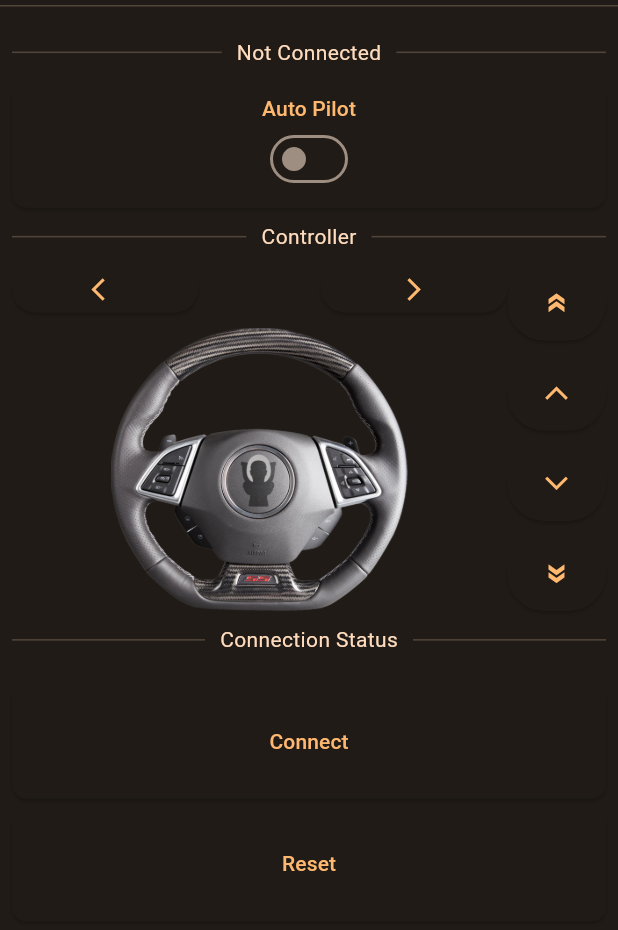
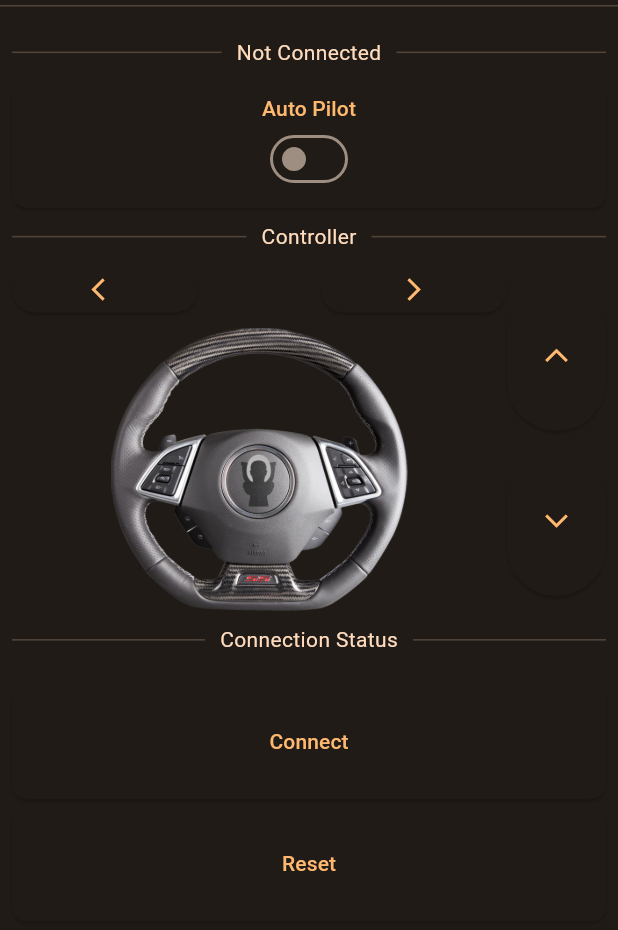
Before and after one commit to PhilippTrashman/dookie_controls, a Flutter app: the MainPage screen opened directly, on a phone screen of 412 x 824 dp, the part 84-1014 px from its top. Run offline on Flutter 3.47's test engine with Material 3 defaults, Android fonts, the phone set to English and light mode, and no system bars; our stand-ins replace audioplayers, flutter_bluetooth_serial, flutter_svg, permission_handler, sqflite; missing offline and left inert: o3d; accounts and stored records are empty.

Commit message:
changed strings

```diff
--- a/lib/bluetooth_messenger.dart
+++ b/lib/bluetooth_messenger.dart
@@ -182,21 +182,13 @@ class _ConnectionpageState extends State<Connectionpage> {
           ),
           Column(
             children: [
-              Expanded(
-                child: controllerButton(
-                  startMessage: 'speed:100',
-                  stopMessage: 'stop',
-                  icon: Icons.double_arrow,
-                  degrees: 270,
-                ),
-              ),
               const SizedBox(
                 height: 10,
               ),
               Expanded(
                 child: controllerButton(
-                    startMessage: 'speed:50',
-                    stopMessage: 'stop',
+                    startMessage: 'direction:F',
+                    stopMessage: 'direction:S',
                     degrees: 270,
                     icon: Icons.arrow_forward_ios),
               ),
@@ -205,20 +197,14 @@ class _ConnectionpageState extends State<Connectionpage> {
               ),
               Expanded(
                 child: controllerButton(
-                    startMessage: 'speed:-50',
-                    stopMessage: 'stop',
+                    startMessage: 'direction:R',
+                    stopMessage: 'direction:S',
                     degrees: 90,
                     icon: Icons.arrow_forward_ios),
               ),
               const SizedBox(
                 height: 10,
               ),
-              Expanded(
-                  child: controllerButton(
-                      startMessage: 'speed:-100',
-                      stopMessage: 'stop',
-                      degrees: 90,
-                      icon: Icons.double_arrow)),
             ],
           )
         ],
@@ -233,7 +219,7 @@ class _ConnectionpageState extends State<Connectionpage> {
           flex: 2,
           child: ElevatedButton(
             onPressed: () {
-              sendMessage('indicator-left');
+              sendMessage('ind_left');
             },
             child: const Icon(Icons.arrow_back_ios),
           ),
@@ -253,7 +239,7 @@ class _ConnectionpageState extends State<Connectionpage> {
           flex: 2,
           child: ElevatedButton(
             onPressed: () {
-              sendMessage('indicator-right');
+              sendMessage('ind_right');
             },
             child: const Icon(Icons.arrow_forward_ios),
           ),
@@ -404,7 +390,9 @@ class _ConnectionpageState extends State<Connectionpage> {
                         )),
                         onPressed: () {
                           sendMessage('steering:0');
-                          sendMessage('auto-pilot-stop');
+                          if (isAutoPilot) {
+                            sendMessage('autonomous');
+                          }
                           setState(() {
                             _lastMessage = 'steering:0';
                             _lastSentStep = null;
@@ -453,8 +441,7 @@ class _ConnectionpageState extends State<Connectionpage> {
                   value: isAutoPilot,
                   onChanged: (value) {
                     if (dn.isConnected) {
-                      sendMessage(
-                          value ? 'auto-pilot-start' : 'auto-pilot-stop');
+                      sendMessage('autonomous');
                       setState(() {
                         isAutoPilot = value;
                         debugPrint('Auto Pilot: $isAutoPilot');
```
